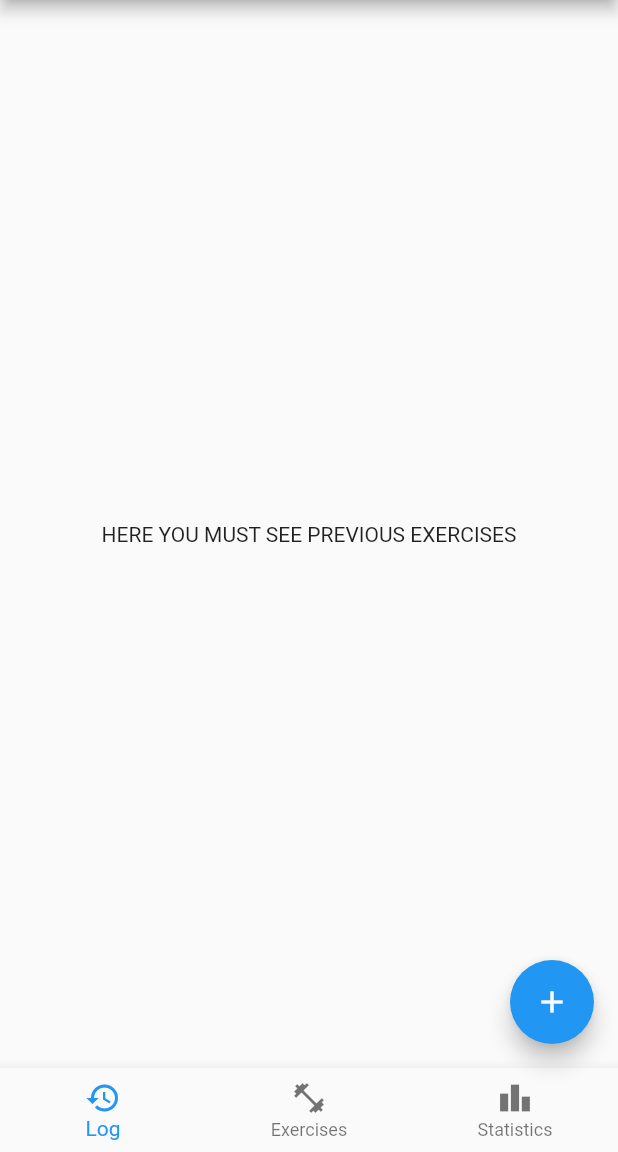
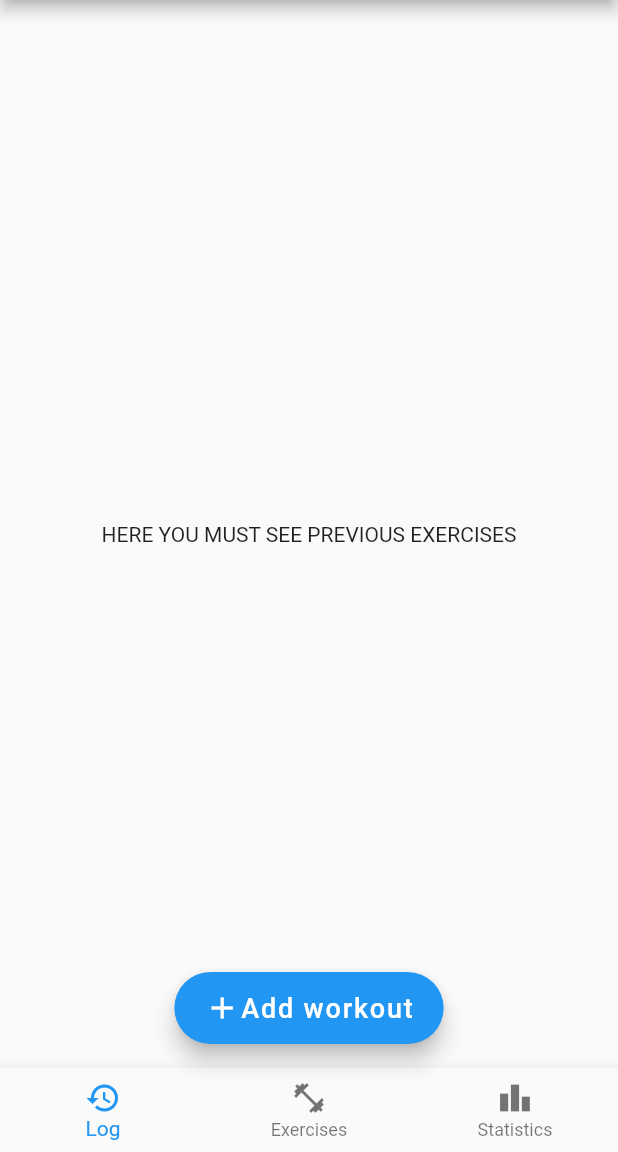
Before and after one commit to thomasnti/gym_records_tracker, a Flutter app: the screen it shows after launch, on a phone screen of 412 x 824 dp, the part 84-1236 px from its top. Run offline on Flutter 3.47's test engine with Material 2 defaults, Android fonts, the phone set to English and light mode, and no system bars; our stand-ins replace bloc, equatable.

Commit message:
change workout button

```diff
--- a/lib/common/add_workout_button.dart
+++ b/lib/common/add_workout_button.dart
@@ -5,10 +5,20 @@ class AddWorkoutButton extends StatelessWidget {
 
   @override
   Widget build(BuildContext context) {
-    return FloatingActionButton(
+    return FloatingActionButton.extended(
       onPressed: () {},
       tooltip: 'Add a workout',
-      child: const Icon(Icons.add),
+      label: Row(
+        children: const [
+          Icon(Icons.add),
+          Text(
+            'Add workout',
+            style: TextStyle(
+              fontSize: 18,
+            ),
+          ),
+        ],
+      ),
     );
   }
 }
--- a/lib/common/bottom_tab_bar.dart
+++ b/lib/common/bottom_tab_bar.dart
@@ -33,6 +33,7 @@ class _BottomTabBarState extends State<BottomTabBar> {
         ),
         body: Center(child: tabPages[_selectedTab]),
         floatingActionButton: const AddWorkoutButton(),
+        floatingActionButtonLocation: FloatingActionButtonLocation.centerFloat,
       ),
     );
   }
```
